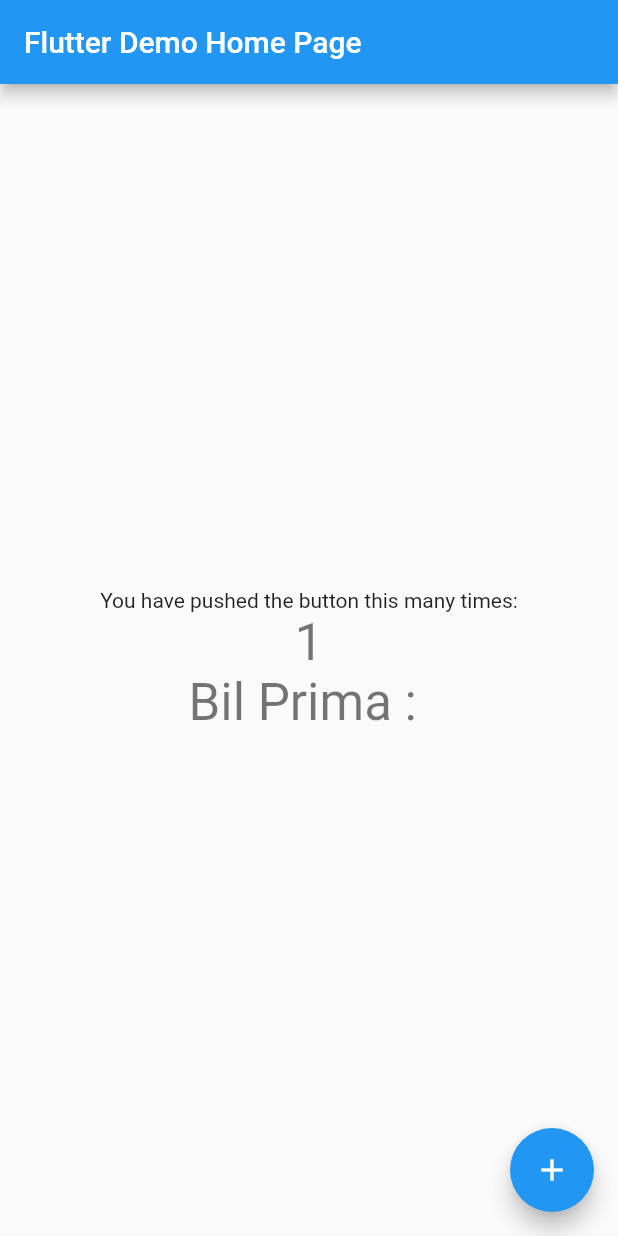
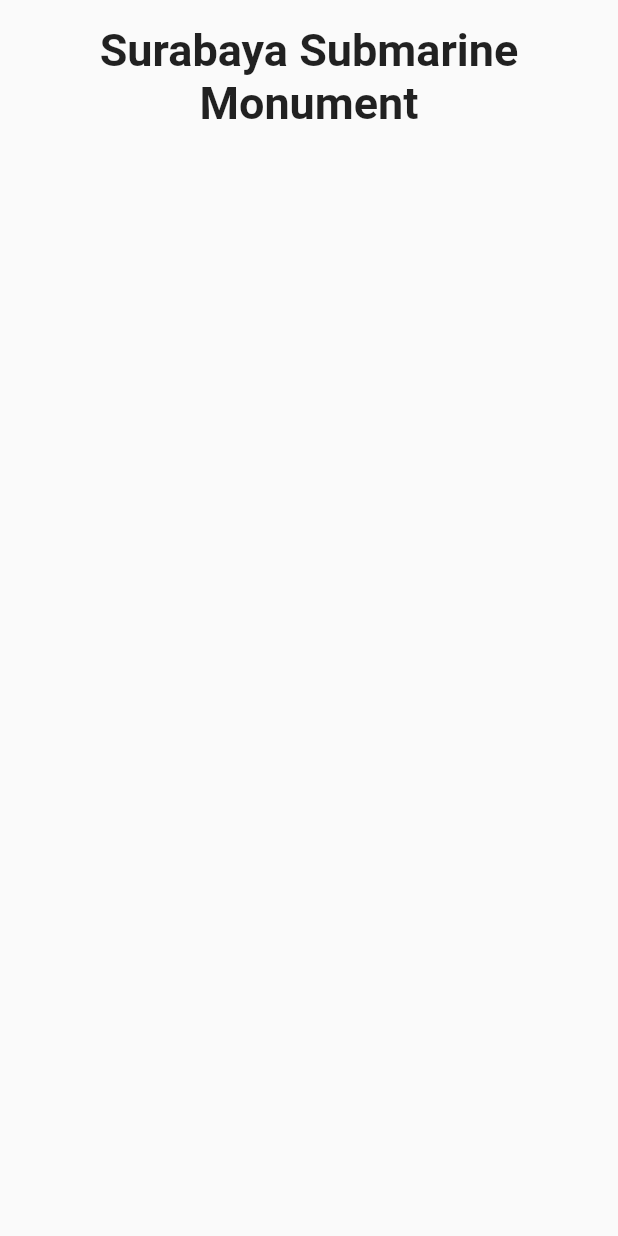
Before and after one commit to muadzfathulloh/FlutterTrainning, a Flutter app: the screen it shows after launch, on a phone screen of 412 x 824 dp. Run offline on Flutter 3.47's test engine with Material 2 defaults, Android fonts, the phone set to English and light mode, and no system bars.

Commit message:
Layout - Percobaan 1

```diff
--- a/lib/main.dart
+++ b/lib/main.dart
@@ -11,25 +11,41 @@ class MyApp extends StatelessWidget {
   @override
   Widget build(BuildContext context) {
     return MaterialApp(
-      title: 'Flutter Demo',
-      theme: ThemeData(
-        // This is the theme of your application.
-        //
-        // Try running your application with "flutter run". You'll see the
-        // application has a blue toolbar. Then, without quitting the app, try
-        // changing the primarySwatch below to Colors.green and then invoke
-        // "hot reload" (press "r" in the console where you ran "flutter run",
-        // or simply save your changes to "hot reload" in a Flutter IDE).
-        // Notice that the counter didn't reset back to zero; the application
-        // is not restarted.
-        primarySwatch: Colors.blue,
-      ),
-      home: const MyHomePage(title: 'Flutter Demo Home Page'),
+      title: 'Contacs',
+      theme: ThemeData(),
+      home: const DetailScreen(),
     );
   }
 }
 
-class MyHomePage extends StatefulWidget {
+class DetailScreen extends StatelessWidget {
+  const DetailScreen({Key? key}) : super(key: key);
+
+  @override
+  Widget build(BuildContext context) {
+    return Scaffold(
+      body: SafeArea(
+        child: Column(
+          crossAxisAlignment: CrossAxisAlignment.stretch,
+          children: <Widget>[
+            Container(
+              margin: EdgeInsets.only(top: 16.0),
+              child: Text(
+                "Surabaya Submarine Monument",
+                textAlign: TextAlign.center,
+                style: TextStyle(
+                  fontSize: 30.0,
+                  fontWeight: FontWeight.bold,
+                ),
+              ),
+            ),
+          ],
+        ),
+      ),
+    );
+  }
+}
+/*class MyHomePage extends StatefulWidget {
   const MyHomePage({Key? key, required this.title}) : super(key: key);
 
   // This widget is the home page of your application. It is stateful, meaning
@@ -45,9 +61,9 @@ class MyHomePage extends StatefulWidget {
 
   @override
   State<MyHomePage> createState() => _MyHomePageState();
-}
+}*/
 
-class _MyHomePageState extends State<MyHomePage> {
+/*class _MyHomePageState extends State<MyHomePage> {
   int _counter = 1;
   int _bil = 2;
   String _text = "Bil Prima : ";
@@ -132,4 +148,4 @@ class _MyHomePageState extends State<MyHomePage> {
       ), // This trailing comma makes auto-formatting nicer for build methods.
     );
   }
-}
+}*/
```
